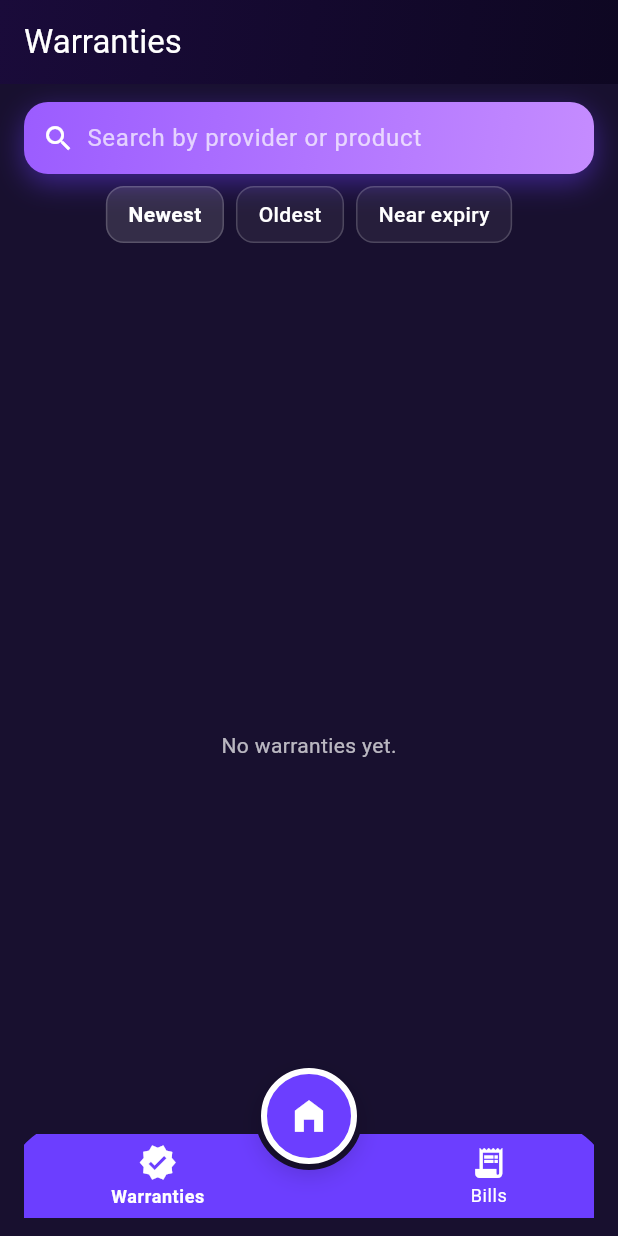
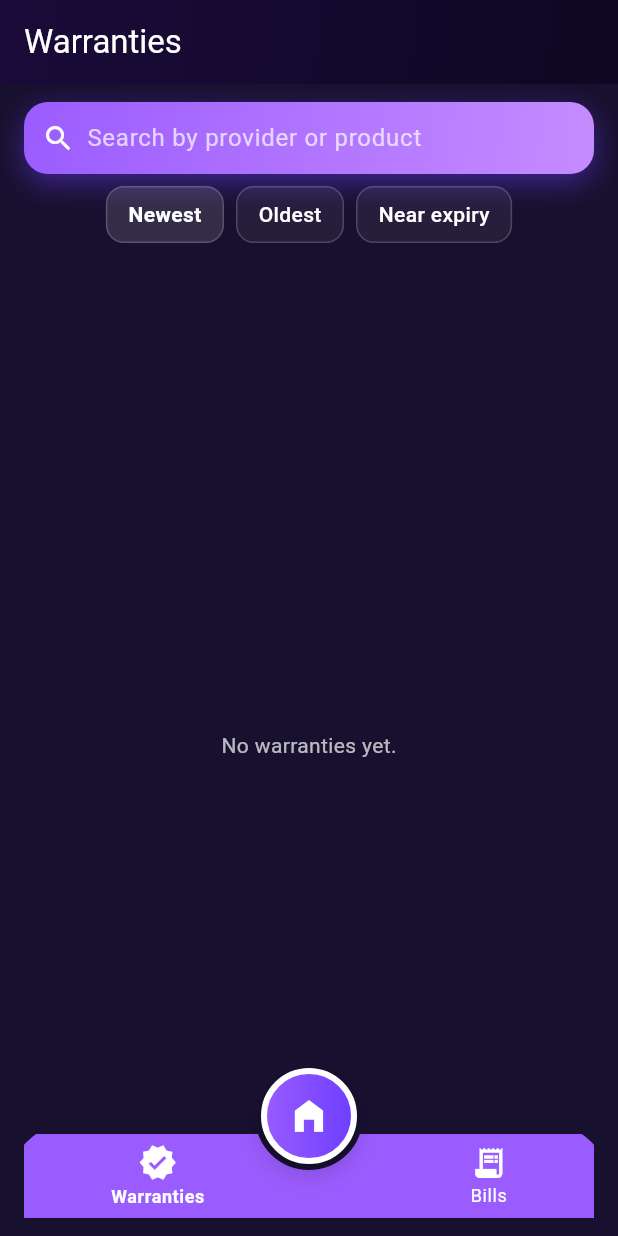
Before and after one commit to Unreemable/billwise_app, a Flutter app: the screen it shows once a user with an empty profile is signed in, after a tap on "Warranties", on a phone screen of 412 x 824 dp. Run offline on Flutter 3.47's test engine with Material 3 defaults, Android fonts, the phone set to English and light mode, and no system bars; our stand-ins replace cloud_firestore, firebase_auth, firebase_core, firebase_crashlytics, firebase_messaging, flutter_dotenv and 4 more; missing offline and left inert: google_mlkit_text_recognition; accounts and stored records are empty.

Commit message:
colors changing2

```diff
--- a/lib/src/bills/ui/add_bill_page.dart
+++ b/lib/src/bills/ui/add_bill_page.dart
@@ -43,7 +43,7 @@ class _AddBillPageState extends State<AddBillPage> {
   static const _card = Color(0xFF171636);
   static const _cardStroke = Color(0x1FFFFFFF);
   static const _textDim = Color(0xFFBFC3D9);
-  static const _accent = Color(0xFF5D6BFF); // زرار الأفعال الرئيسية
+  static const _accent = Color(0xFF8A46F9); // زرار الأفعال الرئيسية
   static const _danger = Color(0xFFEF5350);
   static const _headerGrad = LinearGradient(
     colors: [Color(0xFF0B0B2E), Color(0xFF21124C)],
--- a/lib/src/bills/ui/bill_list_page.dart
+++ b/lib/src/bills/ui/bill_list_page.dart
@@ -16,6 +16,9 @@ import '../../warranties/ui/warranty_list_page.dart';
 /// ===== نفس ألوان صفحة الهوم (ثيم داكن + تدرجات) =====
 const Color _kBgDark   = Color(0xFF0E0722);
 const Color _kCardDark = Color(0x1AFFFFFF);
+const Color _kGrad1    = Color(0xFF9B5CFF);   // بداية التدرّج
+const Color _kGrad2    = Color(0xFF6C3EFF);   // لظل الشادو
+const Color _kGrad3    = Color(0xFFC58CFF);   // نهاية التدرّج
 const Color _kTextDim  = Colors.white70;
 const LinearGradient _kHeaderGradient = LinearGradient(
   colors: [Color(0xFF1A0B3A), Color(0xFF0E0722)],
@@ -23,10 +26,8 @@ const LinearGradient _kHeaderGradient = LinearGradient(
   end: Alignment.bottomRight,
 );
 const LinearGradient _kSearchGradient = LinearGradient(
-  colors:  [
-    Color(0xFF6C3EFF), // البنفسجي الأساسي
-    Color(0xFFC58CFF), // لافندر وردي ناعم بدل الأزرق
-  ],
+  colors:  [Color(0xFF6C3EFF), Color(0xFFC58CFF)],
+
   begin: Alignment.topLeft,
   end: Alignment.bottomRight,
 );
@@ -646,10 +647,14 @@ class _BillListPageState extends State<BillListPage> {
                 padding: const EdgeInsets.symmetric(horizontal: 12),
                 decoration: BoxDecoration(
                   borderRadius: BorderRadius.circular(16),
-                  gradient: _kSearchGradient,
+                  gradient: const LinearGradient(
+                    colors: [_kGrad1, _kGrad3],
+                    begin: Alignment.topLeft,
+                    end: Alignment.bottomRight,
+                  ),
                   boxShadow: [
                     BoxShadow(
-                      color: const Color(0xFF934DFE).withOpacity(.45),
+                      color: _kGrad2.withOpacity(0.45),
                       blurRadius: 16,
                       offset: const Offset(0, 6),
                     ),
@@ -699,6 +704,7 @@ class _BillListPageState extends State<BillListPage> {
                 ),
               ),
             ),
+
             const SizedBox(height: 8),
 
             // ====== فلاتر الفرز: Newest / Oldest / Near expiry ======
--- a/lib/src/ocr/scan_receipt_page.dart
+++ b/lib/src/ocr/scan_receipt_page.dart
@@ -28,7 +28,7 @@ class _ScanReceiptPageState extends State<ScanReceiptPage> {
   static const _card = Color(0xFF171636);
   static const _cardStroke = Color(0x1FFFFFFF);
   static const _textDim = Color(0xFFBFC3D9);
-  static const _accent = Color(0xFF5D6BFF);
+  static const _accent = Color(0xFF9B5CFF);
   static const _secondaryBtn = Color(0xFF2C2B52);
   static const _headerGrad = LinearGradient(
     colors: [Color(0xFF0B0B2E), Color(0xFF21124C)],
--- a/lib/src/shell/app_shell.dart
+++ b/lib/src/shell/app_shell.dart
@@ -8,8 +8,8 @@ import '../bills/ui/bill_list_page.dart';          // قائمة الفواتي
 /// تدرج موحد للبار (بنفسجي → لافندر ناعم)
 const LinearGradient _kAppGradient = LinearGradient(
   colors: [
-    Color(0xFF6C3EFF), // البنفسجي الأساسي
-    Color(0xFF6C3EFF), // لافندر وردي ناعم بدل الأزرق
+    Color(0xFF9B5CFF), // البنفسجي الأساسي
+    Color(0xFF9B5CFF), // لافندر وردي ناعم بدل الأزرق
   ],
   begin: Alignment.centerLeft,
   end: Alignment.centerRight,
@@ -251,7 +251,7 @@ class _CenterHomeButton extends StatelessWidget {
           shape: BoxShape.circle,
           // نفس تدرّج البار عشان يطلع منسجم
           gradient: const LinearGradient(
-            colors: [Color(0xFF6C3EFF), Color(0xFF6C3EFF)],
+            colors: [Color(0xFF9B5CFF), Color(0xFF6C3EFF)],
             begin: Alignment.centerLeft,
             end: Alignment.centerRight,
           ),
--- a/lib/src/warranties/ui/warranty_detail_page.dart
+++ b/lib/src/warranties/ui/warranty_detail_page.dart
@@ -9,7 +9,7 @@ import '../../common/widgets/expiry_progress.dart';
 // ===== Theme Colors =====
 const Color _kBgDark = Color(0xFF0E0722);
 const Color _kGrad1 = Color(0xFF6C3EFF);
-const Color _kGrad3 = Color(0xFF3E8EFD);
+const Color _kGrad3 = Color(0xFF9B5CFF);
 const Color _kCard = Color(0x1AFFFFFF);
 const Color _kTextDim = Colors.white70;
 
```
Also changed, not shown: lib/src/warranties/ui/add_warranty_page.dart (+70 -148 lines), lib/src/warranties/ui/warranty_list_page.dart (line endings or trailing spaces).
